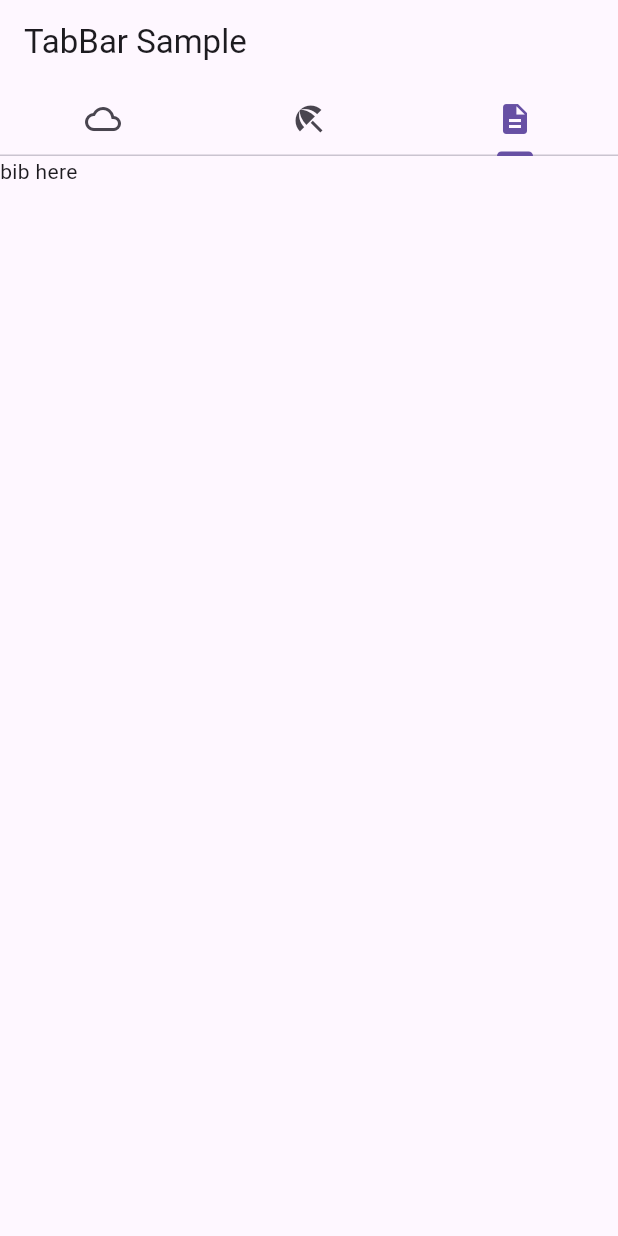
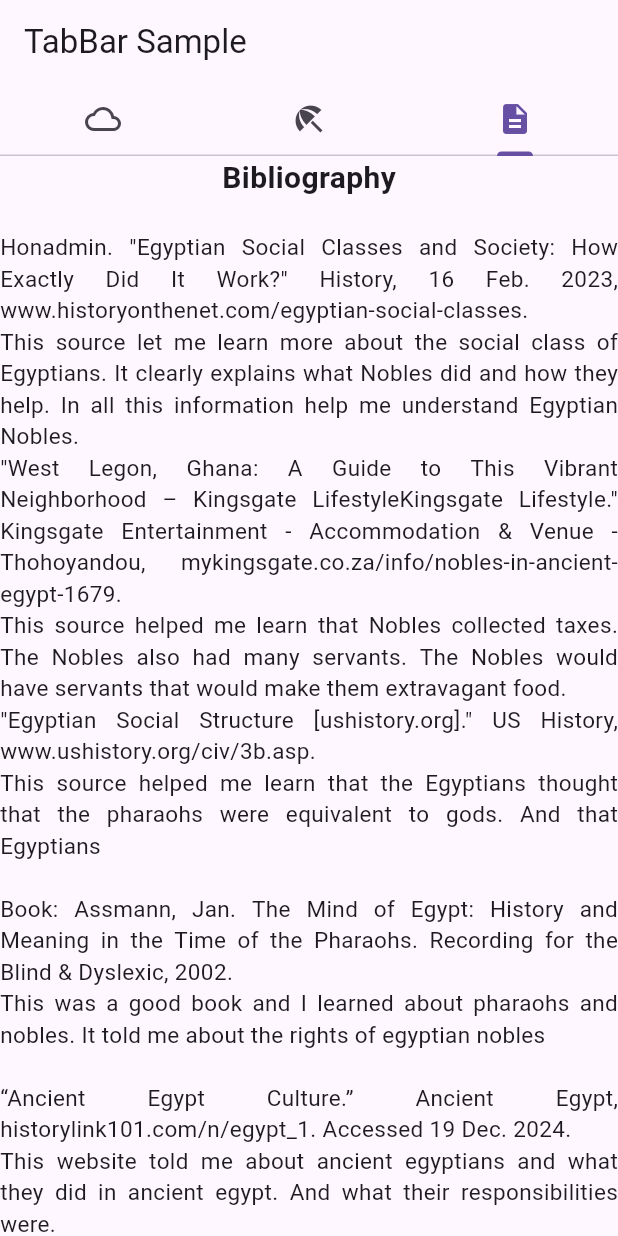
Before and after one commit to ShadowBlade9000/nhd_project, a Flutter app: the screen it shows after launch, tab 3 chosen, on a phone screen of 412 x 824 dp. Run offline on Flutter 3.47's test engine with Material 3 defaults, Android fonts, the phone set to English and light mode, and no system bars.

Commit message:
push main

```diff
--- a/lib/bib.dart
+++ b/lib/bib.dart
@@ -4,9 +4,30 @@ class Bib extends StatelessWidget {
   const Bib({super.key});
 
   @override
-  Widget build(BuildContext context) {
-    return Scaffold(
-      body: Text("bib here"),
-    );
-  }
+Widget build(BuildContext context) {
+  return const Scaffold(
+    body: Column(
+      children: [
+        Text('Bibliography', style: TextStyle(fontWeight: FontWeight.bold, fontSize: 20),),
+        Text('''
+
+  Honadmin. "Egyptian Social Classes and Society: How Exactly Did It Work?" History, 16 Feb. 2023, www.historyonthenet.com/egyptian-social-classes.
+  This source let me learn more about the social class of Egyptians. It clearly explains what Nobles did and how they help. In all this information help me understand Egyptian Nobles.
+  "West Legon, Ghana: A Guide to This Vibrant Neighborhood – Kingsgate LifestyleKingsgate Lifestyle." Kingsgate Entertainment - Accommodation & Venue - Thohoyandou, mykingsgate.co.za/info/nobles-in-ancient-egypt-1679.
+  This source helped me learn that Nobles collected taxes. The Nobles also had many servants. The Nobles would have servants that would make them extravagant food.
+  "Egyptian Social Structure [ushistory.org]." US History, www.ushistory.org/civ/3b.asp.
+  This source helped me learn that the Egyptians thought that the pharaohs were equivalent to gods. And that Egyptians
+
+  Book: Assmann, Jan. The Mind of Egypt: History and Meaning in the Time of the Pharaohs. Recording for the Blind & Dyslexic, 2002.
+  This was a good book and I learned about pharaohs and nobles. It told me about the rights of egyptian nobles
+
+  “Ancient Egypt Culture.” Ancient Egypt, historylink101.com/n/egypt_1. Accessed 19 Dec. 2024.
+    This website told me about ancient egyptians and what they did in ancient egypt. And what their responsibilities were.
+  Multiscreensite, irp-cdn.multiscreensite.com/04cd93d4/files/uploaded/Y3 History Lesson 4 Social Groups.pdf. Accessed 19 Dec. 2024.
+  This source helped me grasp the idea of rights and responsibilities for Egyptian nobles better. And how most Egyptians lived in ancient times.
+''', textAlign: TextAlign.justify, style: TextStyle(fontSize: 15),),
+      ],
+    ),
+  );
 }
+}
```
